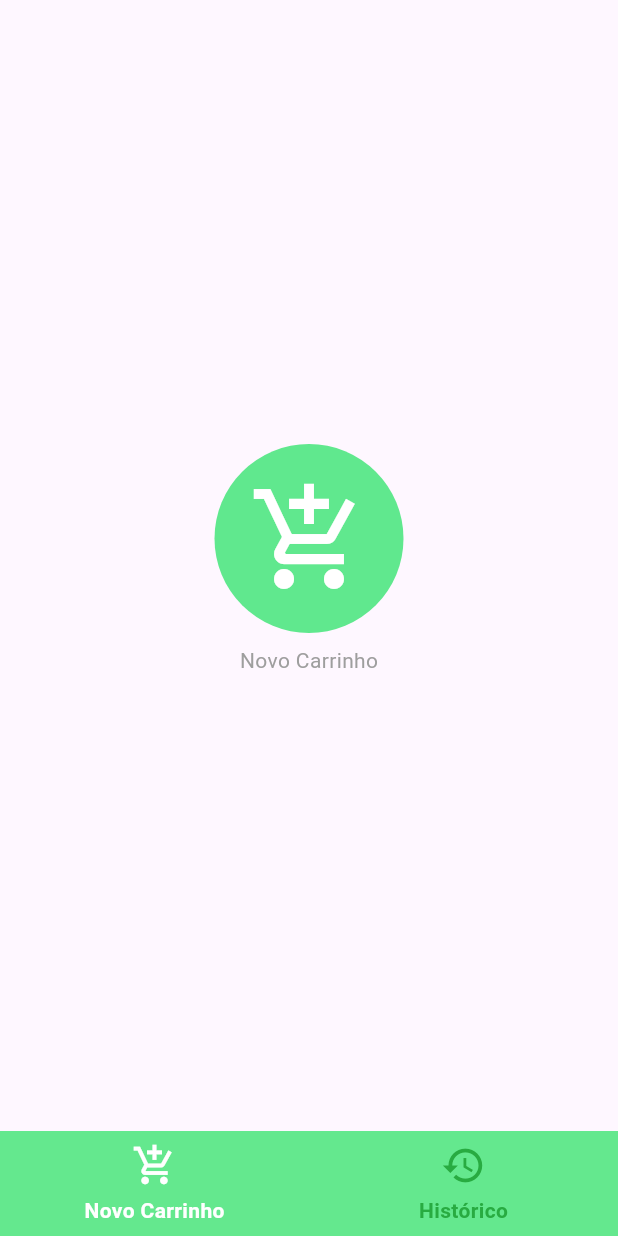
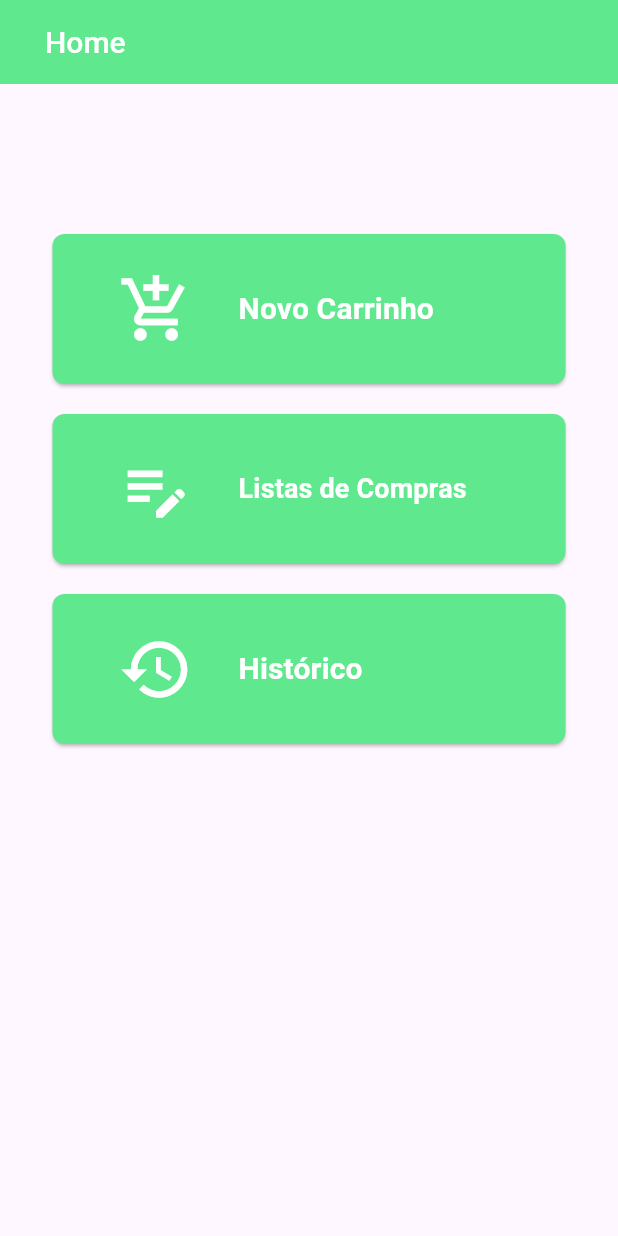
Before and after one commit to FelipeTolentino/SmartCart, a Flutter app: the screen it shows after launch, on a phone screen of 412 x 824 dp. Run offline on Flutter 3.47's test engine with Material 3 defaults, Android fonts, the phone set to English and light mode, and no system bars; our stand-ins replace currency_text_input_formatter, image_picker, sqflite, text_scroll; missing offline and left inert: google_mlkit_text_recognition; accounts and stored records are empty.

Commit message:
New menu

```diff
--- a/lib/data/DAO_cart.dart
+++ b/lib/data/DAO_cart.dart
@@ -1,3 +1,5 @@
+import 'dart:io';
+
 import 'package:flutter/material.dart';
 import 'package:sqflite/sqflite.dart';
 import 'package:smartcart/models/cart.dart';
--- a/lib/screens/history_screen.dart
+++ b/lib/screens/history_screen.dart
@@ -15,8 +15,25 @@ class HistoryScreen extends StatefulWidget {
 class _HistoryScreenState extends State<HistoryScreen> {
   @override
   Widget build(BuildContext context) {
-    print('rebuild');
-    return FutureBuilder<List<Cart>>(
+    return Scaffold(
+      appBar: AppBar(
+        backgroundColor: const Color.fromARGB(255, 96, 232, 142),
+        leading: BackButton(
+          onPressed: () {
+            Navigator.pop(context);
+          },
+          color: Colors.white,
+        ),
+        title: const Text('Histórico',
+            style: TextStyle(
+                color: Colors.white,
+                fontSize: 20,
+                fontWeight: FontWeight.w500
+            )
+        ),
+        titleSpacing: 30,
+      ),
+      body: FutureBuilder<List<Cart>>(
           future: DAOCart().getAllCarts(),
           builder: (context, snapshot) {
             List<Cart>? carts = snapshot.data;
@@ -28,21 +45,11 @@ class _HistoryScreenState extends State<HistoryScreen> {
                       providers: [
                         ChangeNotifierProvider(create: (context) => History(carts: carts))
                       ],
-                  child: Scaffold(
-                      appBar: AppBar(
-                        backgroundColor: const Color.fromARGB(255, 96, 232, 142),
-                        title: const Text('Histórico',
-                          style: TextStyle(
-                            color: Colors.white,
-                            fontSize: 20,
-                            fontWeight: FontWeight.w500
-                          )
-                        ),
-                        titleSpacing: 30,
-                      ),
-                      body: Center(
+                      child: Padding(
+                        padding: const EdgeInsets.fromLTRB(0, 30, 0, 0),
+                        child: Center(
                           child: SizedBox(
-                          height: 800, width: 370,
+                              height: 870, width: 370,
                               child: Consumer<History>(
                                   builder: (BuildContext newContext, History history, _) {
                                     if (history.carts.length > 0) {
@@ -71,7 +78,7 @@ class _HistoryScreenState extends State<HistoryScreen> {
                                   }
                               )
                           ),
-                      )
+                        ),
                       ),
                     );
                   }
@@ -106,14 +113,23 @@ class _HistoryScreenState extends State<HistoryScreen> {
               default:
                 return const Center(
                   child: Column(
+                    mainAxisAlignment: MainAxisAlignment.center,
                     children: [
-                  CircularProgressIndicator(),
-                  Text('Carregando')
-                ]
+                      Padding(
+                        padding: EdgeInsets.fromLTRB(0, 0, 0, 50),
+                        child: CircularProgressIndicator(
+                          color: Color.fromARGB(255, 96, 232, 142)
+                        ),
+                      ),
+                      Text('Carregando',
+                          style: TextStyle(fontSize: 20, color: Color.fromARGB(255, 96, 232, 142))
                       )
+                    ],
+                  ),
                 );
             }
           }
+      ),
     );
   }
 }
--- a/lib/screens/home_screen.dart
+++ b/lib/screens/home_screen.dart
@@ -18,62 +18,29 @@ class _HomeState extends State<Home> {
 
   @override
   Widget build(BuildContext context) {
-    // List<Cart>? carts;
     return Scaffold(
-      bottomNavigationBar: NavigationBarTheme(
-        data: NavigationBarThemeData(
-          labelTextStyle: MaterialStateProperty.resolveWith<TextStyle>(
-              (Set<MaterialState> states) => states.contains(MaterialState.selected) ?
-                  const TextStyle(color: Colors.white, fontWeight: FontWeight.w600) :
-                  const TextStyle(color: Color.fromRGBO(0, 130, 13, 0.6), fontWeight: FontWeight.w600)
+      appBar: AppBar(
+        backgroundColor: const Color.fromARGB(255, 96, 232, 142),
+        title: const Text('Home',
+            style: TextStyle(
+                color: Colors.white,
+                fontSize: 20,
+                fontWeight: FontWeight.w500
+            )
         ),
-          iconTheme: MaterialStateProperty.resolveWith<IconThemeData>(
-                (Set<MaterialState> states) => states.contains(MaterialState.selected) ?
-                  const IconThemeData(color: Colors.white) :
-                  const IconThemeData(color: Color.fromRGBO(0, 130, 13, 0.6))
+        titleSpacing: 30,
       ),
-        ),
-        child: NavigationBar(
-          height: 70,
-          backgroundColor: const Color.fromARGB(255, 100, 232, 142),
-          indicatorShape: const CircleBorder(),
-          indicatorColor: const Color.fromRGBO(100, 232, 142, 0),
-          //indicatorSize: ,
-          selectedIndex: currentPageIndex,
-          destinations: const [
-            NavigationDestination(
-                icon: Icon(Icons.add_shopping_cart, size: 30),
-                label: 'Novo Carrinho'
-            ),
-            NavigationDestination(
-                icon: Icon(Icons.history, size: 30),
-                label: 'Histórico'
-            ),
-          ],
-          onDestinationSelected: (selectedPageIndex) {
-            setState(() { currentPageIndex = selectedPageIndex; });
-          },
-        ),
-      ),
-      body: <Widget>[
-        SizedBox(
-          child: Center(
+      body: Center(
+        child: Padding(
+          padding: const EdgeInsets.fromLTRB(35, 100, 35, 0),
           child: Column(
-              mainAxisAlignment: MainAxisAlignment.center,
+            mainAxisAlignment: MainAxisAlignment.start,
             crossAxisAlignment: CrossAxisAlignment.center,
             children: [
-                Ink(
-                  padding: const EdgeInsets.all(15),
-                  decoration: const ShapeDecoration(
-                      color: Color.fromARGB(255, 96, 232, 142),
-                      shape: CircleBorder()
-                  ),
-                  child: IconButton(
-                      icon: const Icon(Icons.add_shopping_cart,
-                          color: Colors.white
-                      ),
-                      iconSize: 80,
-                      onPressed: () {
+              Padding(
+                padding: const EdgeInsets.fromLTRB(0, 0, 0, 20),
+                child: ElevatedButton(
+                  onPressed: (){
                     Navigator.push(context, MaterialPageRoute(
                         builder: (newContext) => MultiProvider(
                           providers: [
@@ -99,19 +66,120 @@ class _HomeState extends State<Home> {
                         );
                       }
                     });
-                      }
+                  },
+                  style: ElevatedButton.styleFrom(
+                    backgroundColor: const Color.fromARGB(255, 96, 232, 142),
+                    shape: RoundedRectangleBorder(
+                      borderRadius: BorderRadius.circular(8)
+                    ),
+                    minimumSize: const Size(300, 100)
+                  ),
+                  child: const Padding(
+                    padding: EdgeInsets.fromLTRB(20, 0, 20, 0),
+                    child: Row(
+                      children: [
+                        Icon(Icons.add_shopping_cart_outlined,
+                          color: Colors.white,
+                          size: 50,
+                        ),
+                        Padding(
+                          padding: EdgeInsets.fromLTRB(30, 0, 0, 0),
+                          child: Text('Novo Carrinho',
+                            style: TextStyle(
+                                color: Colors.white,
+                                fontWeight: FontWeight.bold,
+                                fontSize: 20
                             ),
                           ),
-                const Padding(
-                  padding: EdgeInsets.all(8.0),
-                  child: Text('Novo Carrinho', style: TextStyle(color: Colors.grey)),
                         )
                       ],
                     ),
                   ),
                 ),
-        const HistoryScreen()
-      ][currentPageIndex]
+              ),
+              Padding(
+                padding: const EdgeInsets.fromLTRB(0, 0, 0, 20),
+                child: ElevatedButton(
+                  onPressed: (){
+                    ScaffoldMessenger.of(context).showSnackBar(
+                        const SnackBar(
+                            content: Text('Ainda em desenvolvimento'),
+                            behavior: SnackBarBehavior.floating
+                        )
+                    );
+                  },
+                  style: ElevatedButton.styleFrom(
+                      backgroundColor: const Color.fromARGB(255, 96, 232, 142),
+                      shape: RoundedRectangleBorder(
+                          borderRadius: BorderRadius.circular(8)
+                      ),
+                      minimumSize: const Size(300, 100)
+                  ),
+                  child: const Padding(
+                    padding: EdgeInsets.fromLTRB(20, 0, 20, 0),
+                    child: Row(
+                      children: [
+                        Icon(Icons.edit_note,
+                          color: Colors.white,
+                          size: 50,
+                        ),
+                        Padding(
+                          padding: EdgeInsets.fromLTRB(30, 0, 0, 0),
+                          child: Text('Listas de Compras',
+                            style: TextStyle(
+                                color: Colors.white,
+                                fontWeight: FontWeight.bold,
+                                fontSize: 18
+                            ),
+                          ),
+                        )
+                      ],
+                    ),
+                  ),
+                ),
+              ),
+              Padding(
+                padding: const EdgeInsets.fromLTRB(0, 0, 0, 20),
+                child: ElevatedButton(
+                  onPressed: (){
+                    Navigator.push(context, MaterialPageRoute(
+                        builder: (newContext) => const HistoryScreen()
+                    ));
+                  },
+                  style: ElevatedButton.styleFrom(
+                      backgroundColor: const Color.fromARGB(255, 96, 232, 142),
+                      shape: RoundedRectangleBorder(
+                          borderRadius: BorderRadius.circular(8)
+                      ),
+                      minimumSize: const Size(300, 100)
+                  ),
+                  child: const Padding(
+                    padding: EdgeInsets.fromLTRB(20, 0, 20, 0),
+                    child: Row(
+                      children: [
+                        Icon(Icons.history,
+                          color: Colors.white,
+                          size: 50,
+                        ),
+                        Padding(
+                          padding: EdgeInsets.fromLTRB(30, 0, 0, 0),
+                          child: Text('Histórico',
+                            style: TextStyle(
+                                color: Colors.white,
+                                fontWeight: FontWeight.bold,
+                                fontSize: 20
+                            ),
+                          ),
+                        )
+                      ],
+                    ),
+                  ),
+                ),
+              ),
+            ],
+          ),
+        ),
+      ),
     );
   }
 }
```
Lines whose indentation alone changed are shown as unchanged.
